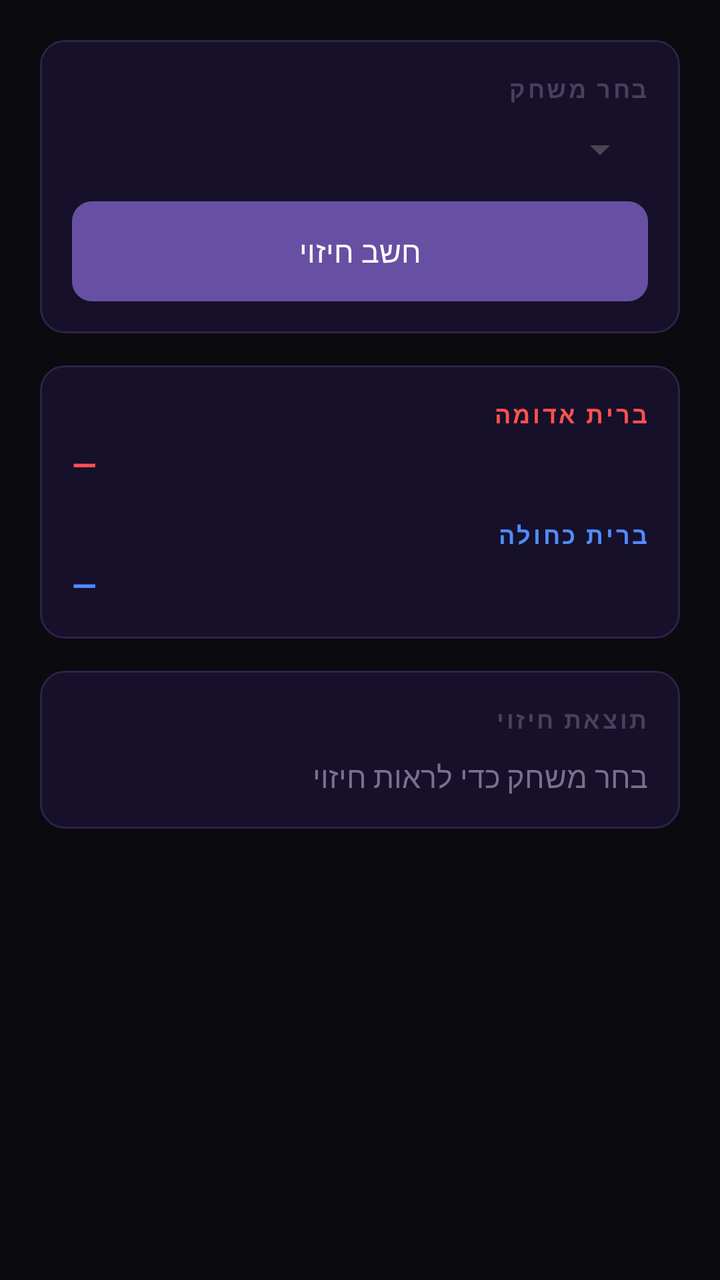
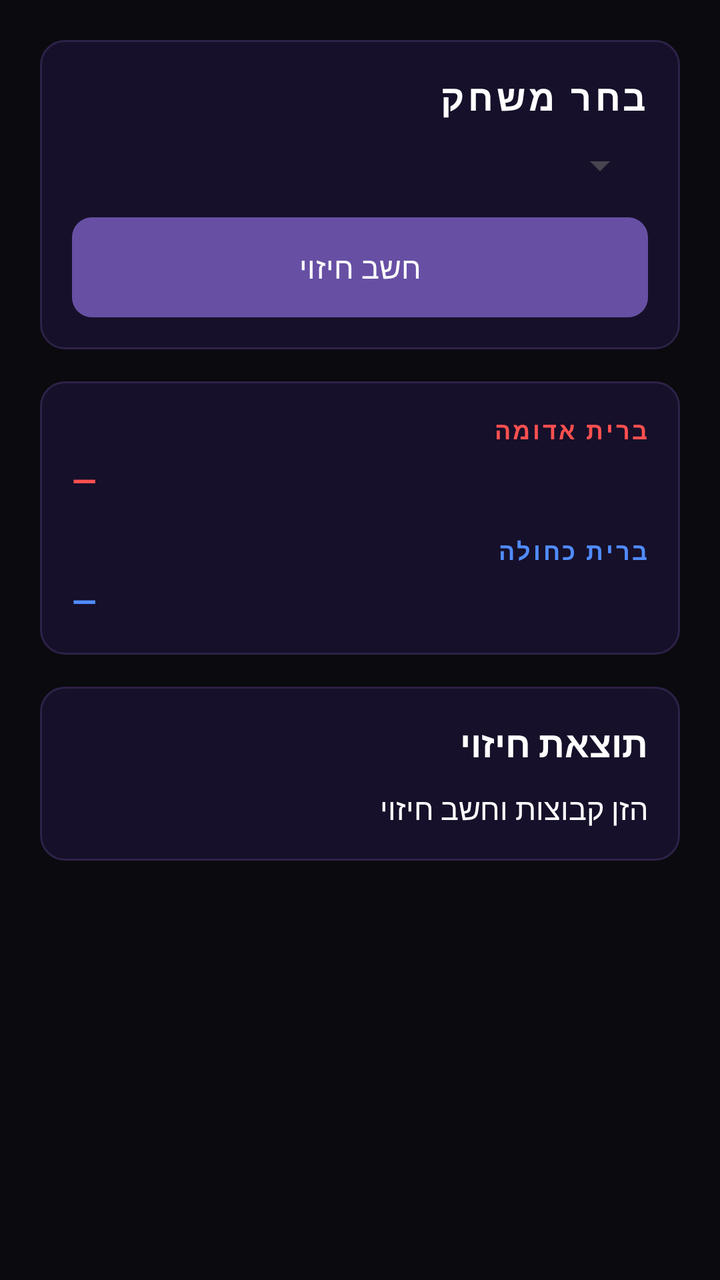

Compare the two renders of this Android layout. The source of the first and the diff that turns it into the second are given below.
<!-- AndroidManifest.xml: application theme Theme.MainApp -->
<!-- res/layout/fragment_game_prediction.xml -->
<?xml version="1.0" encoding="utf-8"?>
<ScrollView xmlns:android="http://schemas.android.com/apk/res/android"
    android:layout_width="match_parent"
    android:layout_height="match_parent"
    android:background="#0A0A0F">

    <LinearLayout
        android:layout_width="match_parent"
        android:layout_height="wrap_content"
        android:orientation="vertical"
        android:padding="20dp">

        
        <LinearLayout
            android:layout_width="match_parent"
            android:layout_height="wrap_content"
            android:orientation="vertical"
            android:background="@drawable/card_bg_dark"
            android:padding="16dp"
            android:layout_marginBottom="16dp">

            <TextView
                android:layout_width="match_parent"
                android:layout_height="wrap_content"
                android:text="בחר משחק"
                android:textSize="12sp"
                android:textColor="#4A3F5C"
                android:textStyle="bold"
                android:letterSpacing="0.1"
                android:layout_marginBottom="10dp" />

            <Spinner
                android:id="@+id/spinnerGames"
                android:layout_width="match_parent"
                android:layout_height="match_parent"
                android:layout_marginBottom="14dp" />

            <Button
                android:id="@+id/btnPredict"
                android:layout_width="match_parent"
                android:layout_height="50dp"
                android:text="חשב חיזוי"
                android:textColor="#FFFFFF"
                android:textSize="15sp"
                android:background="@drawable/btn_primary"
                android:stateListAnimator="@null" />
        </LinearLayout>

        
        <LinearLayout
            android:layout_width="match_parent"
            android:layout_height="wrap_content"
            android:orientation="vertical"
            android:background="@drawable/card_bg_dark"
            android:padding="16dp"
            android:layout_marginBottom="16dp">

            <TextView
                android:layout_width="match_parent"
                android:layout_height="wrap_content"
                android:text="ברית אדומה"
                android:textSize="12sp"
                android:textColor="#FF5050"
                android:textStyle="bold"
                android:letterSpacing="0.1"
                android:layout_marginBottom="6dp" />

            <TextView
                android:id="@+id/txtRedAlliance"
                android:layout_width="match_parent"
                android:layout_height="wrap_content"
                android:text="—"
                android:textSize="16sp"
                android:textColor="#FF5050"
                android:textStyle="bold"
                android:layout_marginBottom="16dp" />

            <TextView
                android:layout_width="match_parent"
                android:layout_height="wrap_content"
                android:text="ברית כחולה"
                android:textSize="12sp"
                android:textColor="#508CFF"
                android:textStyle="bold"
                android:letterSpacing="0.1"
                android:layout_marginBottom="6dp" />

            <TextView
                android:id="@+id/txtBlueAlliance"
                android:layout_width="match_parent"
                android:layout_height="wrap_content"
                android:text="—"
                android:textSize="16sp"
                android:textColor="#508CFF"
                android:textStyle="bold" />
        </LinearLayout>

        
        <LinearLayout
            android:layout_width="match_parent"
            android:layout_height="wrap_content"
            android:orientation="vertical"
            android:background="@drawable/card_bg_dark"
            android:padding="16dp">

            <TextView
                android:layout_width="match_parent"
                android:layout_height="wrap_content"
                android:text="תוצאת חיזוי"
                android:textSize="12sp"
                android:textColor="#4A3F5C"
                android:textStyle="bold"
                android:letterSpacing="0.1"
                android:layout_marginBottom="10dp" />

            <TextView
                android:id="@+id/txtPredictionResult"
                android:layout_width="match_parent"
                android:layout_height="wrap_content"
                android:text="בחר משחק כדי לראות חיזוי"
                android:textSize="15sp"
                android:textColor="#7C6F8E" />
        </LinearLayout>

    </LinearLayout>
</ScrollView>
<!-- resources referenced by this layout -->
<resources>
  <!-- drawable btn_primary (drawable) -->
  <?xml version="1.0" encoding="utf-8"?>
  <shape xmlns:android="http://schemas.android.com/apk/res/android"
      android:shape="rectangle">
      <gradient
          android:startColor="#7C3AED"
          android:endColor="#9D00FF"
          android:angle="135"
          android:type="linear" />
      <corners android:radius="10dp" />
  </shape>
  <!-- drawable card_bg_dark (drawable) -->
  <?xml version="1.0" encoding="utf-8"?>
  <shape xmlns:android="http://schemas.android.com/apk/res/android"
      android:shape="rectangle">
      <solid android:color="#16102A" />
      <stroke android:width="1dp" android:color="#2E2248" />
      <corners android:radius="12dp" />
  </shape>
  <style name="Theme.MainApp" parent="Base.Theme.MainApp" />
  <style name="Base.Theme.MainApp" parent="Theme.Material3.DayNight.NoActionBar">
          
          
      </style>
</resources>

<!-- the commit's change to res/layout/fragment_game_prediction.xml (unified diff, before → after) -->
@@ -23,8 +23,8 @@
                 android:layout_width="match_parent"
                 android:layout_height="wrap_content"
                 android:text="בחר משחק"
-                android:textSize="12sp"
-                android:textColor="#4A3F5C"
+                android:textSize="18sp"
+                android:textColor="#FFFFFF"
                 android:textStyle="bold"
                 android:letterSpacing="0.1"
                 android:layout_marginBottom="10dp" />
@@ -95,7 +95,7 @@
                 android:textStyle="bold" />
         </LinearLayout>
 
-        
+
         <LinearLayout
             android:layout_width="match_parent"
             android:layout_height="wrap_content"
@@ -107,19 +107,18 @@
                 android:layout_width="match_parent"
                 android:layout_height="wrap_content"
                 android:text="תוצאת חיזוי"
-                android:textSize="12sp"
-                android:textColor="#4A3F5C"
+                android:textSize="18sp"
+                android:textColor="#FFFFFF"
                 android:textStyle="bold"
-                android:letterSpacing="0.1"
                 android:layout_marginBottom="10dp" />
 
             <TextView
-                android:id="@+id/txtPredictionResult"
+                android:id="@+id/txtResult"
                 android:layout_width="match_parent"
                 android:layout_height="wrap_content"
-                android:text="בחר משחק כדי לראות חיזוי"
+                android:text="הזן קבוצות וחשב חיזוי"
                 android:textSize="15sp"
-                android:textColor="#7C6F8E" />
+                android:textColor="#FFFFFF" />
         </LinearLayout>
 
     </LinearLayout>
